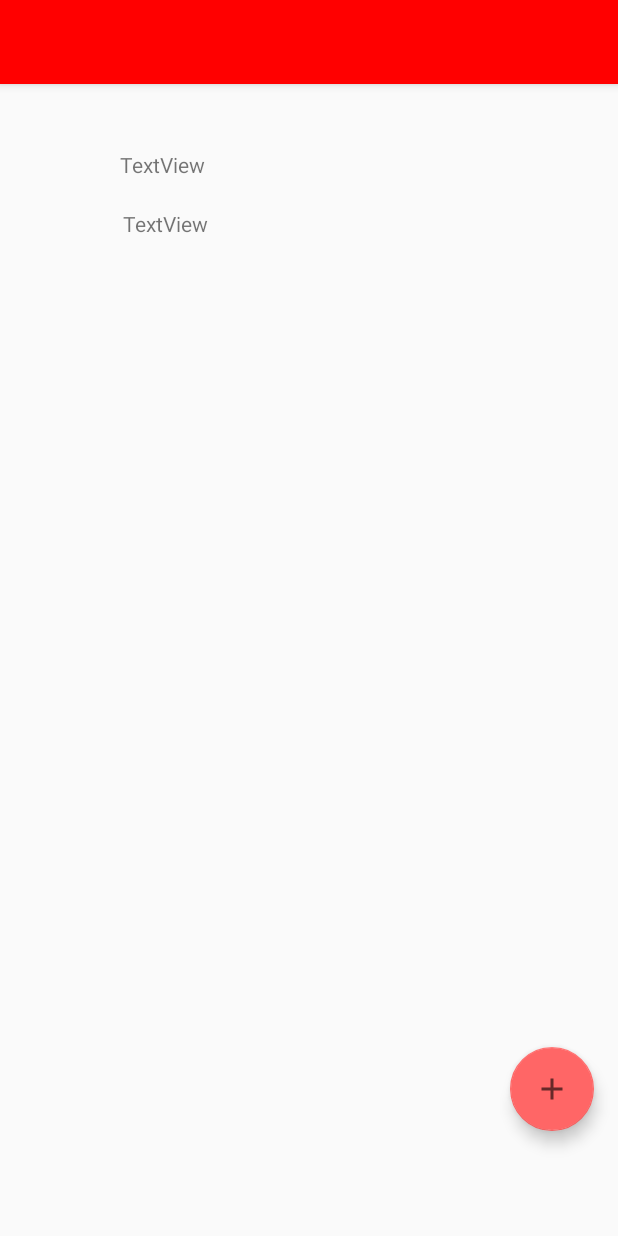
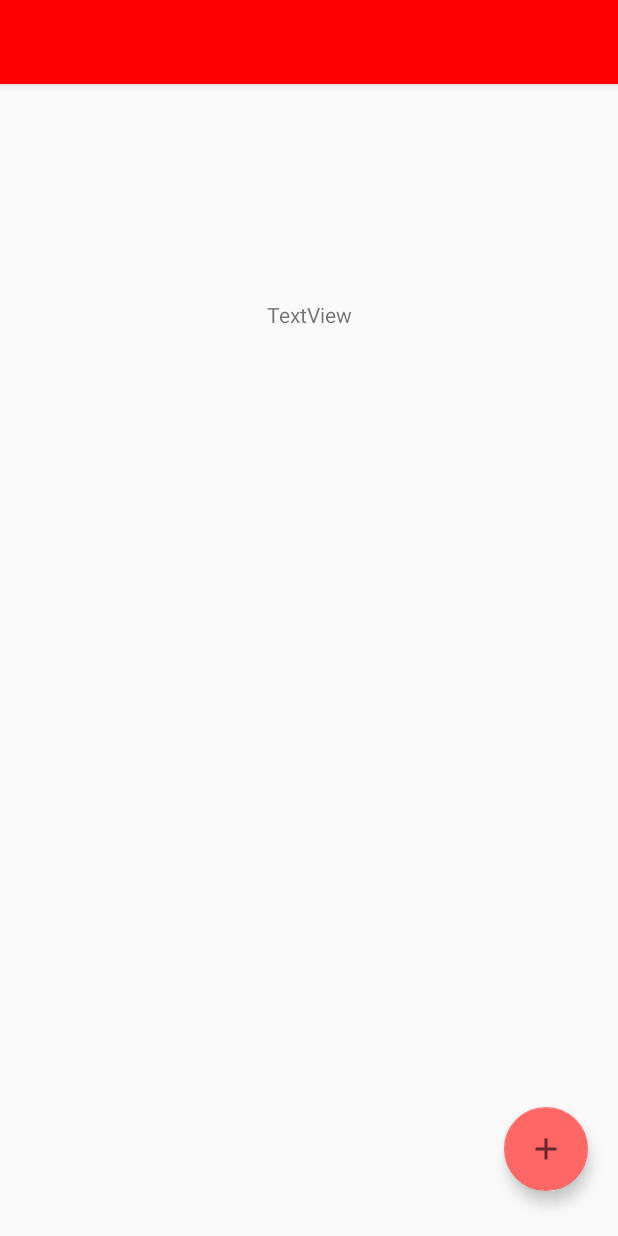
Before and after one commit to Cayleb-Ordo/Notification-Demo, an Android app: the screen it shows after launch (MainActivity), on a phone screen of 412 x 824 dp. Run offline under Robolectric (Android 15) with nearby library versions, the phone set to English and light mode, and no system bars.

Commit message:
Layout geändert

```diff
--- a/app/src/main/res/layout/content_main.xml
+++ b/app/src/main/res/layout/content_main.xml
@@ -1,7 +1,6 @@
 <?xml version="1.0" encoding="utf-8"?>
 <androidx.constraintlayout.widget.ConstraintLayout xmlns:android="http://schemas.android.com/apk/res/android"
     xmlns:app="http://schemas.android.com/apk/res-auto"
-    xmlns:tools="http://schemas.android.com/tools"
     android:layout_width="match_parent"
     android:layout_height="match_parent">
 
@@ -9,9 +8,9 @@
         android:id="@+id/textViewHeader"
         android:layout_width="wrap_content"
         android:layout_height="wrap_content"
-        android:layout_marginStart="80dp"
-        android:layout_marginTop="100dp"
+        android:layout_marginTop="200dp"
         android:text="TextView"
+        app:layout_constraintEnd_toEndOf="parent"
         app:layout_constraintStart_toStartOf="parent"
         app:layout_constraintTop_toTopOf="parent" />
 
@@ -19,9 +18,9 @@
         android:id="@+id/textViewLoad"
         android:layout_width="wrap_content"
         android:layout_height="wrap_content"
-        android:layout_marginStart="82dp"
-        android:layout_marginTop="20dp"
-        android:text="TextView"
+        android:layout_marginTop="100dp"
+        android:text=""
+        app:layout_constraintEnd_toEndOf="parent"
         app:layout_constraintStart_toStartOf="parent"
         app:layout_constraintTop_toBottomOf="@+id/textViewHeader" />
 </androidx.constraintlayout.widget.ConstraintLayout>
--- a/app/src/main/res/layout/main_activity.xml
+++ b/app/src/main/res/layout/main_activity.xml
@@ -24,8 +24,8 @@
         android:layout_width="wrap_content"
         android:layout_height="68dp"
         android:layout_gravity="bottom|end"
-        android:layout_marginEnd="16dp"
-        android:layout_marginBottom="70dp"
+        android:layout_marginEnd="20dp"
+        android:layout_marginBottom="30dp"
         android:contentDescription="@string/fab_content"
         app:srcCompat="@drawable/baseline_add_24" />
 
```
